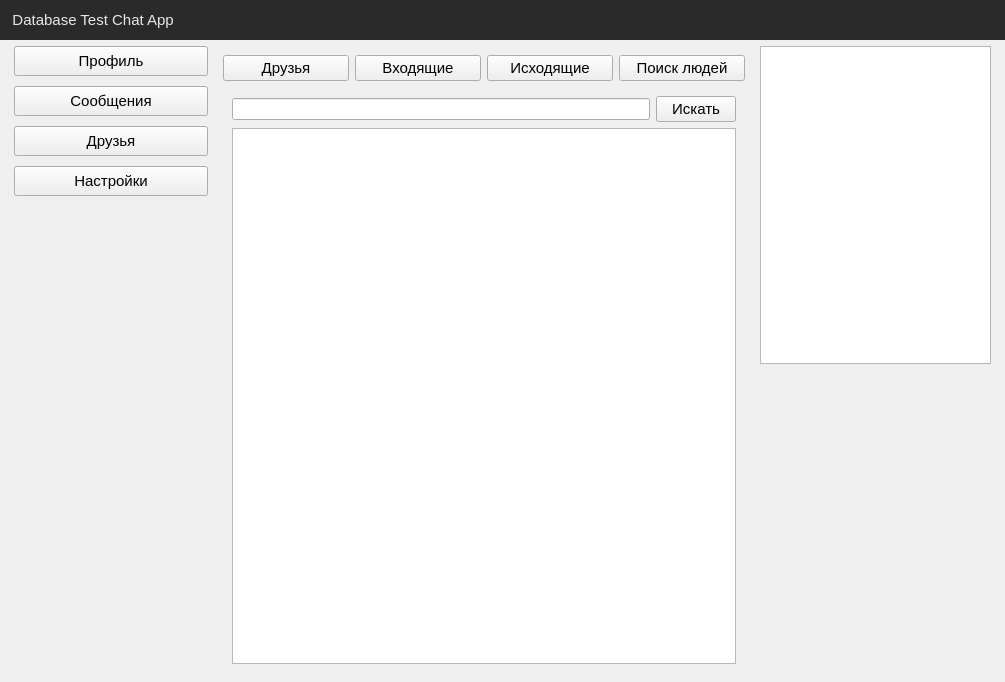
Old version of the form ui/mainwindow.ui in the repository Korostast/chat-database-project.
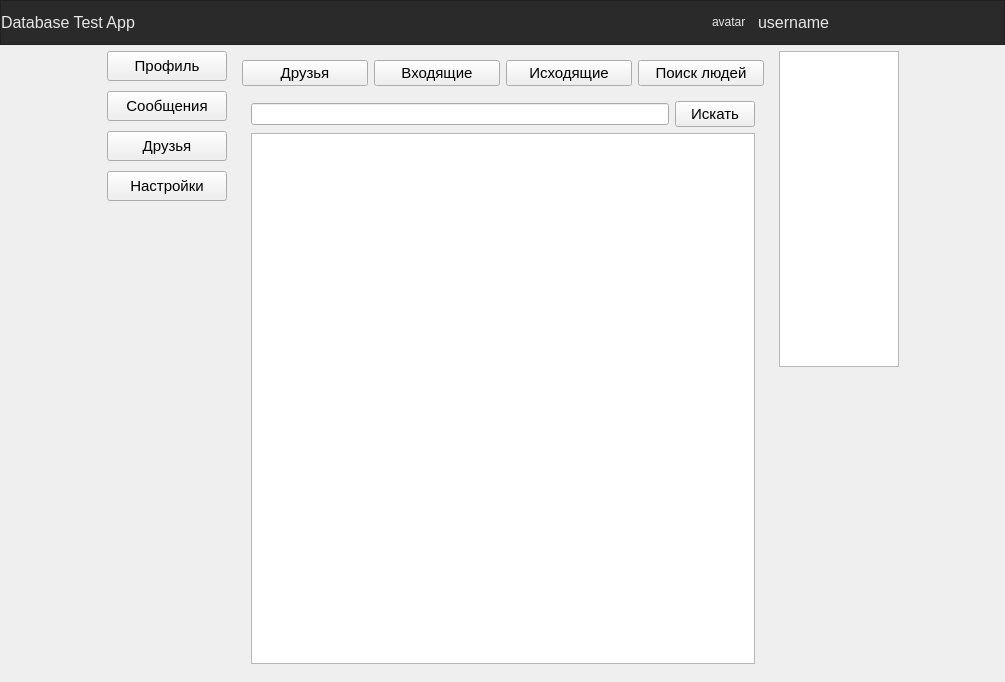
New version of the form. The open tabs and pages were chosen to show the change. Custom widgets are drawn as their Qt base class.

Commit message: Added labels for current database and current user (avatar and username).

The edit to the form file:
```diff
--- a/ui/mainwindow.ui
+++ b/ui/mainwindow.ui
@@ -492,66 +492,8 @@
         <property name="horizontalSpacing">
          <number>0</number>
         </property>
-        <item row="0" column="0">
-         <layout class="QHBoxLayout" name="horizontalLayout">
-          <item>
-           <widget class="QLabel" name="label">
-            <property name="sizePolicy">
-             <sizepolicy hsizetype="Preferred" vsizetype="Fixed">
-              <horstretch>0</horstretch>
-              <verstretch>0</verstretch>
-             </sizepolicy>
-            </property>
-            <property name="minimumSize">
-             <size>
-              <width>0</width>
-              <height>40</height>
-             </size>
-            </property>
-            <property name="font">
-             <font>
-              <pointsize>11</pointsize>
-             </font>
-            </property>
-            <property name="styleSheet">
-             <string notr="true">background-color: rgb(42, 42, 42);
-color: rgb(231, 231, 231);</string>
-            </property>
-            <property name="text">
-             <string>   Database Test Chat App</string>
-            </property>
-           </widget>
-          </item>
-         </layout>
-        </item>
         <item row="1" column="0">
-         <layout class="QGridLayout" name="gridLayout_3" columnstretch="0,0,0,0,0" columnminimumwidth="1,200,1,1,1">
-          <item row="0" column="4">
-           <spacer name="horizontalSpacer_5">
-            <property name="orientation">
-             <enum>Qt::Horizontal</enum>
-            </property>
-            <property name="sizeHint" stdset="0">
-             <size>
-              <width>40</width>
-              <height>20</height>
-             </size>
-            </property>
-           </spacer>
-          </item>
-          <item row="0" column="0">
-           <spacer name="horizontalSpacer_6">
-            <property name="orientation">
-             <enum>Qt::Horizontal</enum>
-            </property>
-            <property name="sizeHint" stdset="0">
-             <size>
-              <width>40</width>
-              <height>20</height>
-             </size>
-            </property>
-           </spacer>
-          </item>
+         <layout class="QGridLayout" name="gridLayout_3" columnstretch="0,0,0,0,0">
           <item row="0" column="1">
            <layout class="QVBoxLayout" name="verticalLayout_5" stretch="1,1,0,0,20">
             <property name="spacing">
@@ -566,14 +508,14 @@
             <item>
              <widget class="QPushButton" name="profile_button">
               <property name="sizePolicy">
-               <sizepolicy hsizetype="Preferred" vsizetype="Fixed">
+               <sizepolicy hsizetype="Fixed" vsizetype="Fixed">
                 <horstretch>0</horstretch>
                 <verstretch>0</verstretch>
                </sizepolicy>
               </property>
               <property name="minimumSize">
                <size>
-                <width>0</width>
+                <width>120</width>
                 <height>30</height>
                </size>
               </property>
@@ -693,10 +635,16 @@
               </property>
               <property name="minimumSize">
                <size>
-                <width>200</width>
+                <width>120</width>
                 <height>0</height>
                </size>
               </property>
+              <property name="maximumSize">
+               <size>
+                <width>120</width>
+                <height>16777215</height>
+               </size>
+              </property>
              </widget>
             </item>
             <item>
@@ -1810,8 +1758,121 @@
             </widget>
            </widget>
           </item>
+          <item row="0" column="0">
+           <spacer name="horizontalSpacer_6">
+            <property name="orientation">
+             <enum>Qt::Horizontal</enum>
+            </property>
+            <property name="sizeHint" stdset="0">
+             <size>
+              <width>40</width>
+              <height>20</height>
+             </size>
+            </property>
+           </spacer>
+          </item>
+          <item row="0" column="4">
+           <spacer name="horizontalSpacer_5">
+            <property name="orientation">
+             <enum>Qt::Horizontal</enum>
+            </property>
+            <property name="sizeHint" stdset="0">
+             <size>
+              <width>40</width>
+              <height>20</height>
+             </size>
+            </property>
+           </spacer>
+          </item>
          </layout>
         </item>
+        <item row="0" column="0">
+         <widget class="QFrame" name="frame">
+          <property name="sizePolicy">
+           <sizepolicy hsizetype="Preferred" vsizetype="Fixed">
+            <horstretch>0</horstretch>
+            <verstretch>0</verstretch>
+           </sizepolicy>
+          </property>
+          <property name="minimumSize">
+           <size>
+            <width>0</width>
+            <height>45</height>
+           </size>
+          </property>
+          <property name="styleSheet">
+           <string notr="true">background-color: rgb(42, 42, 42);
+color: rgb(231, 231, 231);</string>
+          </property>
+          <property name="frameShape">
+           <enum>QFrame::StyledPanel</enum>
+          </property>
+          <property name="frameShadow">
+           <enum>QFrame::Raised</enum>
+          </property>
+          <layout class="QHBoxLayout" name="horizontalLayout_22">
+           <property name="leftMargin">
+            <number>0</number>
+           </property>
+           <property name="topMargin">
+            <number>0</number>
+           </property>
+           <property name="rightMargin">
+            <number>0</number>
+           </property>
+           <property name="bottomMargin">
+            <number>0</number>
+           </property>
+           <item>
+            <widget class="QLabel" name="label_10">
+             <property name="font">
+              <font>
+               <pointsize>12</pointsize>
+              </font>
+             </property>
+             <property name="text">
+              <string>Database Test App</string>
+             </property>
+            </widget>
+           </item>
+           <item>
+            <layout class="QHBoxLayout" name="horizontalLayout_23">
+             <item alignment="Qt::AlignRight">
+              <widget class="QLabel" name="current_user_avatar_label">
+               <property name="sizePolicy">
+                <sizepolicy hsizetype="Fixed" vsizetype="Fixed">
+                 <horstretch>0</horstretch>
+                 <verstretch>0</verstretch>
+                </sizepolicy>
+               </property>
+               <property name="minimumSize">
+                <size>
+                 <width>40</width>
+                 <height>40</height>
+                </size>
+               </property>
+               <property name="text">
+                <string>avatar</string>
+               </property>
+              </widget>
+             </item>
+             <item>
+              <widget class="QLabel" name="current_user_name_label">
+               <property name="font">
+                <font>
+                 <pointsize>12</pointsize>
+                </font>
+               </property>
+               <property name="text">
+                <string>username</string>
+               </property>
+              </widget>
+             </item>
+            </layout>
+           </item>
+          </layout>
+         </widget>
+        </item>
        </layout>
       </widget>
      </widget>
```
Left out of the diff: 237 changed lines with no effect on the pictures. The commit also changes 3 other files.
